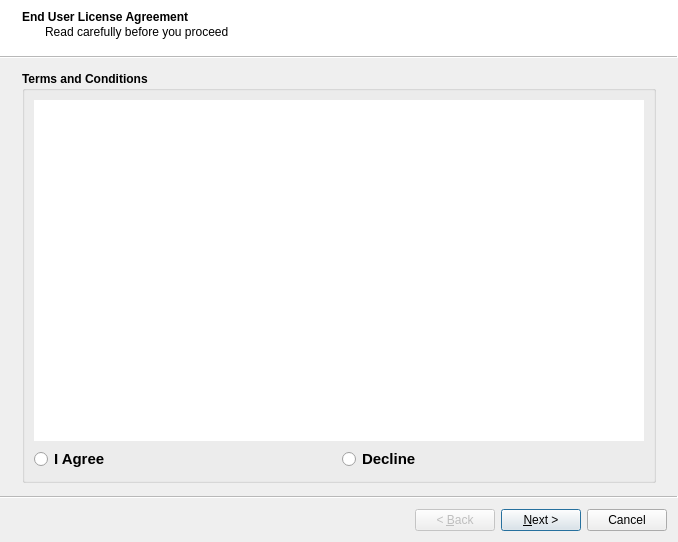
gltn/stdm, file ui/wizard/ui_stdm_config.ui: the form before one commit.
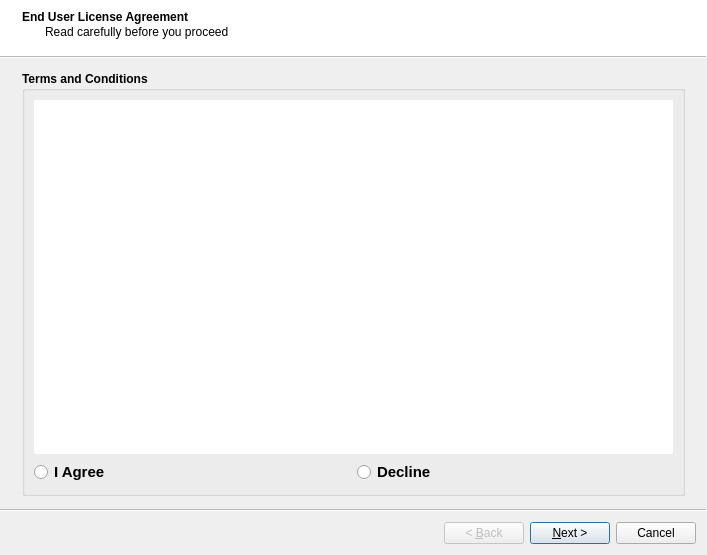
The form after the commit. Icons and pictures are not drawn.

Diff of the .ui file:
```diff
--- a/ui/wizard/ui_stdm_config.ui
+++ b/ui/wizard/ui_stdm_config.ui
@@ -9,8 +9,8 @@
    <rect>
     <x>0</x>
     <y>0</y>
-    <width>678</width>
-    <height>542</height>
+    <width>707</width>
+    <height>555</height>
    </rect>
   </property>
   <property name="sizePolicy">
```
